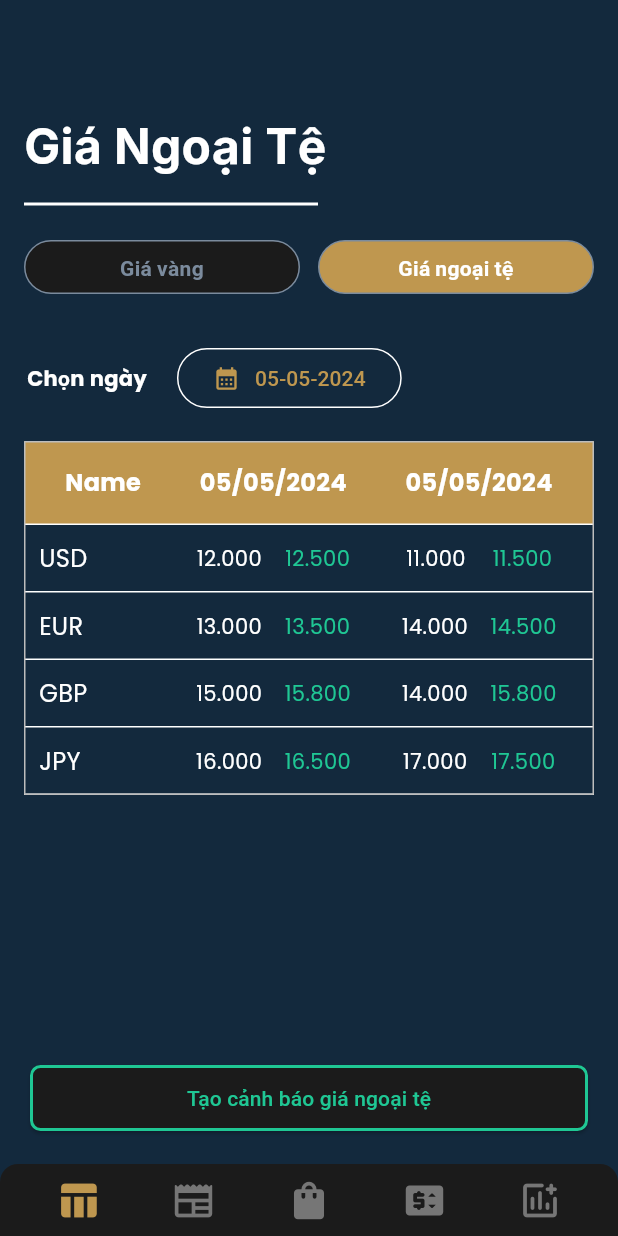
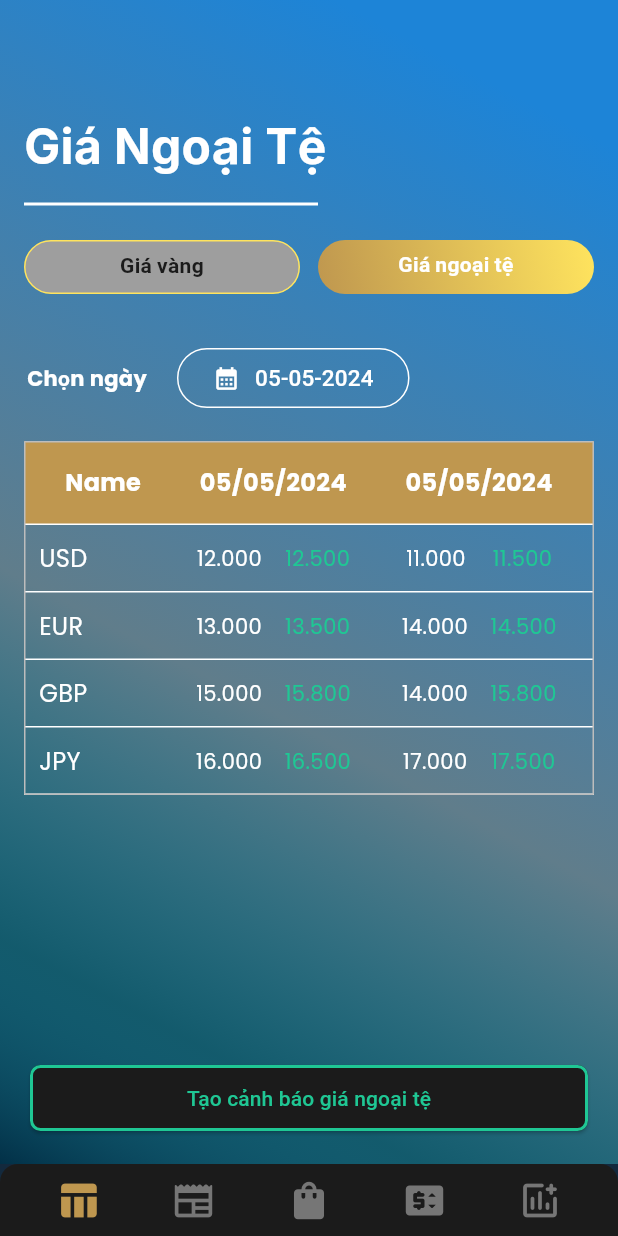
Before and after one commit to nhlinhseuit/SE109-GoldStore, a Flutter app: the screen it shows after launch, after a tap on "Giá ngoại tệ", on a phone screen of 412 x 824 dp. Run offline on Flutter 3.47's test engine with Material 3 defaults, Android fonts, the phone set to English and light mode, and no system bars; drawn by our look-alikes of google_nav_bar; our stand-ins replace dotted_line, easy_localization, equatable, fl_chart, flutter_layout_grid, flutter_spinkit and 3 more.

Commit message:
change bg color, chart_page

```diff
--- a/lib/constants/colors.dart
+++ b/lib/constants/colors.dart
@@ -2,6 +2,35 @@ import 'package:flutter/material.dart';
 
 class AppColor {
   static const Color primaryGold = Color(0xFFBF974F);
+  static const Color secondPrimaryGold = Color(0xFFffe45e);
+  static const LinearGradient primaryGradientGold = LinearGradient(
+    colors: [
+      Color(0xFFffe45e),
+      Color(0xFFBF974F),
+    ],
+    begin: Alignment.topRight,
+    end: Alignment.bottomLeft,
+    // stops: [
+    //   0.2,
+    //   1,
+    // ],
+  );
+  static const LinearGradient primaryGradientBackground = LinearGradient(
+    colors: [
+      Color.fromARGB(255, 29, 132, 215),
+      Colors.blueGrey,
+      Color.fromARGB(147, 33, 157, 188),
+      Color(0xFF023047),
+    ],
+    begin: Alignment.topRight,
+    end: Alignment.bottomLeft,
+    stops: [
+      0.1,
+      0.6,
+      0.85,
+      1,
+    ],
+  );
   static const Color primaryDarkBackground = Color(0xFF13293d);
   static const Color primaryGoldBorder = Color.fromARGB(255, 193, 144, 53);
   static const Color grey = Color(0xFF696969);
--- a/lib/constants/text_styles.dart
+++ b/lib/constants/text_styles.dart
@@ -28,12 +28,12 @@ class AppTextStyles {
   );
 
   static TextStyle title = GoogleFonts.inter(
-    color: AppColor.primaryGold,
+    color: AppColor.textSafe,
     fontWeight: FontWeight.bold,
     fontSize: 18,
   );
   static TextStyle title2 = GoogleFonts.inter(
-    color: AppColor.primaryGold,
+    color: AppColor.textSafe,
     fontWeight: FontWeight.bold,
     fontSize: 18,
   );
--- a/lib/main.dart
+++ b/lib/main.dart
@@ -1,5 +1,8 @@
+import 'dart:io';
+
 import 'package:flutter/material.dart';
 import 'package:flutter/services.dart';
+import 'package:fluttertoast/fluttertoast.dart';
 import 'package:google_fonts/google_fonts.dart';
 import 'package:se109_goldstore/constants/routers.dart';
 import 'package:se109_goldstore/presentations/home/home_page.dart';
@@ -100,22 +103,42 @@
 
 class MainPage extends StatelessWidget {
   const MainPage({super.key});
+
   @override
   Widget build(BuildContext context) {
     DateTime? currentBackPressTime;
-    Future<bool> onWillPop(pressed) {
-      DateTime now = DateTime.now();
-      if (currentBackPressTime == null ||
-          now.difference(currentBackPressTime!) > const Duration(seconds: 2)) {
-        currentBackPressTime = now;
-        // Toast.showToast(msg: "Press again to exit app.");
-        return Future.value(false);
+    Future<bool> handlePop(BuildContext context) async {
+      final difference =
+          DateTime.now().difference(currentBackPressTime ?? DateTime.now());
+      final notPressed = currentBackPressTime == null ||
+          difference > const Duration(seconds: 2);
+
+      if (notPressed) {
+        currentBackPressTime = DateTime.now();
+        ScaffoldMessenger.of(context).showSnackBar(
+          const SnackBar(
+            content: Text(
+              'Press again to exit!',
+              style: TextStyle(color: Colors.white),
+            ),
+            backgroundColor: Colors.blue, // Màu nền của SnackBar
+            duration: Duration(seconds: 2), // Thời gian hiển thị SnackBar
+          ),
+        );
+        return false;
+      } else {
+        if (Platform.isAndroid) {
+          SystemNavigator.pop();
+        } else if (Platform.isIOS) {
+          exit(0);
+        }
+        return true;
       }
-      return Future.value(true);
     }
 
     return PopScope(
-        onPopInvoked: onWillPop,
+        canPop: false,
+        onPopInvoked: (didPop) => handlePop(context),
         child: const Scaffold(
           body: Center(child: HomePage()),
         ));
--- a/lib/presentations/chart/chart_page.dart
+++ b/lib/presentations/chart/chart_page.dart
@@ -29,8 +29,8 @@ class _ChartPageState extends State<ChartPage> {
   }
 
   List<Color> gradientColors = [
-    const Color(0xFFc0974e),
-    Colors.black,
+    const Color(0xFFffe45e),
+    const Color(0xFFBF974F),
   ];
 
   int isSelected = 1;
@@ -38,7 +38,11 @@ class _ChartPageState extends State<ChartPage> {
   @override
   Widget build(BuildContext context) {
     return Scaffold(
-      body: ListView(children: [
+      body: Container(
+        decoration: const BoxDecoration(
+          gradient: AppColor.primaryGradientBackground,
+        ),
+        child: ListView(children: [
           const Header(
             firstLine: "Biểu Đồ",
           ),
@@ -151,153 +155,6 @@ class _ChartPageState extends State<ChartPage> {
               ],
             ),
           ),
-        const SizedBox(
-          height: 40,
-        ),
-        const PageTitle(
-          firstLine: "Thống kê",
-        ),
-        const Padding(
-          padding: EdgeInsets.all(16.0),
-          child: Row(
-            mainAxisAlignment: MainAxisAlignment.center,
-            children: [
-              Column(
-                children: [
-                  Text(
-                    '1 ngày',
-                    style: TextStyle(
-                      fontSize: 12,
-                      color: Colors.grey,
-                    ),
-                  ),
-                  SizedBox(
-                    height: 10,
-                  ),
-                  Text(
-                    '1 tuần',
-                    style: TextStyle(
-                      fontSize: 12,
-                      color: Colors.grey,
-                    ),
-                  ),
-                  SizedBox(
-                    height: 10,
-                  ),
-                  Text(
-                    '1 tháng',
-                    style: TextStyle(
-                      fontSize: 12,
-                      color: Colors.grey,
-                    ),
-                  ),
-                ],
-              ),
-              SizedBox(
-                width: 20,
-              ),
-              Column(
-                children: [
-                  Text(
-                    '-0.15%',
-                    style: TextStyle(
-                      fontSize: 12,
-                      color: AppColor.textDanger,
-                    ),
-                  ),
-                  SizedBox(
-                    height: 10,
-                  ),
-                  Text(
-                    '+0.4%',
-                    style: TextStyle(
-                      fontSize: 12,
-                      color: AppColor.textSafe,
-                    ),
-                  ),
-                  SizedBox(
-                    height: 10,
-                  ),
-                  Text(
-                    '+4.16%',
-                    style: TextStyle(
-                      fontSize: 12,
-                      color: AppColor.textSafe,
-                    ),
-                  ),
-                ],
-              ),
-              SizedBox(
-                width: 20,
-              ),
-              Column(
-                children: [
-                  Text(
-                    '1 năm',
-                    style: TextStyle(
-                      fontSize: 12,
-                      color: Colors.grey,
-                    ),
-                  ),
-                  SizedBox(
-                    height: 10,
-                  ),
-                  Text(
-                    '1Y cao nhất',
-                    style: TextStyle(
-                      fontSize: 12,
-                      color: Colors.grey,
-                    ),
-                  ),
-                  SizedBox(
-                    height: 10,
-                  ),
-                  Text(
-                    '1Y thấp nhất',
-                    style: TextStyle(
-                      fontSize: 12,
-                      color: Colors.grey,
-                    ),
-                  ),
-                ],
-              ),
-              SizedBox(
-                width: 20,
-              ),
-              Column(
-                children: [
-                  Text(
-                    '+3.46%',
-                    style: TextStyle(
-                      fontSize: 12,
-                      color: AppColor.textSafe,
-                    ),
-                  ),
-                  SizedBox(
-                    height: 10,
-                  ),
-                  Text(
-                    '26.000VND',
-                    style: TextStyle(
-                      fontSize: 12,
-                      color: AppColor.textNormal,
-                    ),
-                  ),
-                  SizedBox(
-                    height: 10,
-                  ),
-                  Text(
-                    '23.000VND',
-                    style: TextStyle(
-                      fontSize: 12,
-                      color: AppColor.textNormal,
-                    ),
-                  ),
-                ],
-              ),
-            ],
-          ),
-        ),
           Container(
             margin: const EdgeInsets.all(40),
             padding: const EdgeInsets.symmetric(horizontal: 22, vertical: 8),
@@ -339,7 +196,118 @@ class _ChartPageState extends State<ChartPage> {
               ],
             ),
           ),
+          const SizedBox(
+            height: 30,
+          ),
+          const PageTitle(
+            firstLine: "Thống kê",
+          ),
+          Padding(
+            padding: const EdgeInsets.all(16.0),
+            child: Column(
+              mainAxisAlignment: MainAxisAlignment.center,
+              children: [
+                Row(
+                  mainAxisAlignment: MainAxisAlignment.center,
+                  children: [
+                    Container(
+                      padding: const EdgeInsets.symmetric(
+                        horizontal: 6,
+                        vertical: 4,
+                      ),
+                      decoration: BoxDecoration(
+                        color: Colors.grey,
+                        borderRadius: BorderRadius.circular(4),
+                      ),
+                      child: const Row(
+                        children: [
+                          Icon(
+                            Icons.arrow_upward_rounded,
+                            size: 18,
+                            color: AppColor.textSafe,
+                          ),
+                          SizedBox(
+                            width: 6,
+                          ),
+                          Text(
+                            '1Y cao nhất',
+                            style: TextStyle(
+                              fontSize: 12,
+                              color: Colors.white,
+                              fontWeight: FontWeight.w500,
+                            ),
+                          ),
+                        ],
+                      ),
+                    ),
+                    const SizedBox(
+                      width: 30,
+                    ),
+                    const Text(
+                      '26.000VND',
+                      style: TextStyle(
+                        fontSize: 12,
+                        color: AppColor.textNormal,
+                        fontWeight: FontWeight.w500,
+                      ),
+                    ),
+                  ],
+                ),
+                const SizedBox(
+                  height: 30,
+                ),
+                Row(
+                  mainAxisAlignment: MainAxisAlignment.center,
+                  children: [
+                    Container(
+                      padding: const EdgeInsets.symmetric(
+                        horizontal: 6,
+                        vertical: 4,
+                      ),
+                      decoration: BoxDecoration(
+                        color: Colors.grey,
+                        borderRadius: BorderRadius.circular(4),
+                      ),
+                      child: const Row(
+                        children: [
+                          Icon(
+                            Icons.arrow_downward_rounded,
+                            size: 18,
+                            color: AppColor.textDanger,
+                          ),
+                          SizedBox(
+                            width: 6,
+                          ),
+                          Text(
+                            '1Y thấp nhất',
+                            style: TextStyle(
+                              fontSize: 12,
+                              color: Colors.white,
+                              fontWeight: FontWeight.w500,
+                            ),
+                          ),
+                        ],
+                      ),
+                    ),
+                    const SizedBox(
+                      width: 30,
+                    ),
+                    const Text(
+                      '23.000VND',
+                      style: TextStyle(
+                        fontSize: 12,
+                        color: AppColor.textNormal,
+                        fontWeight: FontWeight.w500,
+                      ),
+                    ),
+                  ],
+                ),
+              ],
+            ),
+          ),
+
         ]),
+      ),
     );
   }
 
--- a/lib/presentations/common/components/page_title.dart
+++ b/lib/presentations/common/components/page_title.dart
@@ -40,7 +40,7 @@ class PageTitle extends StatelessWidget {
                 ),
                 Text(
                   secondLine!.toUpperCase(),
-                  style: AppTextStyles.title.copyWith(
+                  style: AppTextStyles.title2.copyWith(
                     decoration: TextDecoration.none,
                     foreground: Paint()
                       ..style = PaintingStyle.stroke
--- a/lib/presentations/common/components/tab_button.dart
+++ b/lib/presentations/common/components/tab_button.dart
@@ -14,13 +14,13 @@ class TabChartButton extends StatelessWidget {
       child: Container(
         padding: const EdgeInsets.symmetric(horizontal: 22, vertical: 8),
         decoration: BoxDecoration(
-          color: id == index ? Colors.white : Colors.black,
+          color: id == index ? Colors.white : Colors.transparent,
           borderRadius: BorderRadius.circular(6.0),
         ),
         child: Text(
           text,
           style: TextStyle(
-              fontSize: 10, color: id == index ? Colors.black : Colors.grey),
+              fontSize: 10, color: id == index ? Colors.black : Colors.white),
         ),
       ),
     );
--- a/lib/presentations/general/price_page.dart
+++ b/lib/presentations/general/price_page.dart
@@ -39,8 +39,11 @@ class _PricePageState extends State<PricePage> {
   @override
   Widget build(BuildContext context) {
     return Scaffold(
-      backgroundColor: AppColor.primaryDarkBackground,
-      body: Column(
+      body: Container(
+      decoration: const BoxDecoration(
+        gradient: AppColor.primaryGradientBackground,
+      ),
+        child: Column(
           children: [
             Padding(
               padding: const EdgeInsets.only(
@@ -123,6 +126,7 @@ class _PricePageState extends State<PricePage> {
             ),
           ],
         ),
+      ),
     );
   }
 
@@ -153,21 +157,24 @@ class _PricePageState extends State<PricePage> {
       onTap: () => onTabChange(type),
       child: Container(
         height: 36,
-        padding: const EdgeInsets.symmetric(vertical: 8, horizontal: 12),
+        padding: const EdgeInsets.symmetric(vertical: 6, horizontal: 12),
         decoration: BoxDecoration(
+          gradient: isSelected ? AppColor.primaryGradientGold : null,
           borderRadius: BorderRadius.circular(24),
-          border: Border.all(
+          border: isSelected
+              ? null
+              : Border.all(
                   width: 1,
-            color: const Color(0xFF7B8B9D),
+                  color: const Color(0xFFffe45e),
                 ),
-          color:
-              isSelected ? AppColor.primaryGold : AppColor.backgroundSecondary,
+          color: isSelected ? AppColor.primaryGold : Colors.grey,
         ),
         child: Text(
           text,
           style: AppTextStyles.txt14BoldBlack.copyWith(
             color:
-                  isSelected ? AppColor.textNormal : const Color(0xFF7B8B9D)),
+                isSelected ? AppColor.textNormal : AppColor.backgroundSecondary,
+          ),
           textAlign: TextAlign.center,
         ),
       ),
@@ -207,11 +214,20 @@ class _PricePageState extends State<PricePage> {
                     onPressed: () => _selectDate(context),
                     child: Row(
                       children: [
-                        const Icon(Icons.calendar_month),
+                        const Icon(
+                          Icons.calendar_month,
+                          color: Colors.white,
+                        ),
                         const SizedBox(
                           width: 10,
                         ),
-                        Text(formatDatetime(selectedDateGold))
+                        Text(
+                          formatDatetime(selectedDateGold),
+                          style: AppTextStyles.body.copyWith(
+                            color: Colors.white,
+                            fontSize: 15,
+                          ),
+                        )
                       ],
                     ),
                   ),
@@ -258,11 +274,20 @@ class _PricePageState extends State<PricePage> {
                     onPressed: () => _selectDate(context),
                     child: Row(
                       children: [
-                        const Icon(Icons.calendar_month),
+                        const Icon(
+                          Icons.calendar_month,
+                          color: Colors.white,
+                        ),
                         const SizedBox(
                           width: 10,
                         ),
-                        Text(formatDatetime(selectedDateCurrency))
+                        Text(
+                          formatDatetime(selectedDateCurrency),
+                          style: AppTextStyles.body.copyWith(
+                            color: Colors.white,
+                            fontSize: 15,
+                          ),
+                        )
                       ],
                     ),
                   ),
```
Lines whose indentation alone changed are shown as unchanged.
